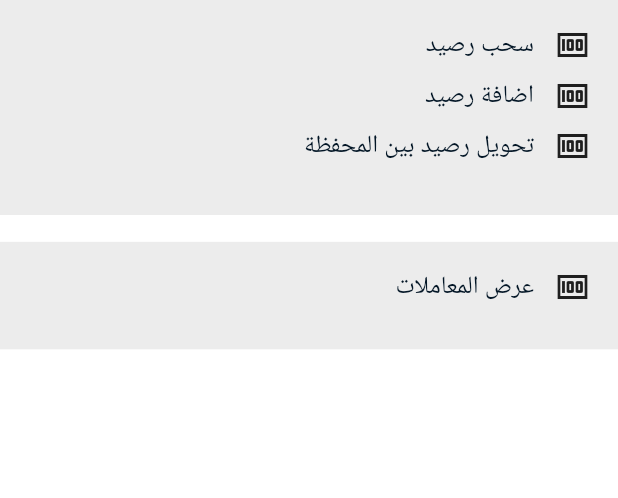
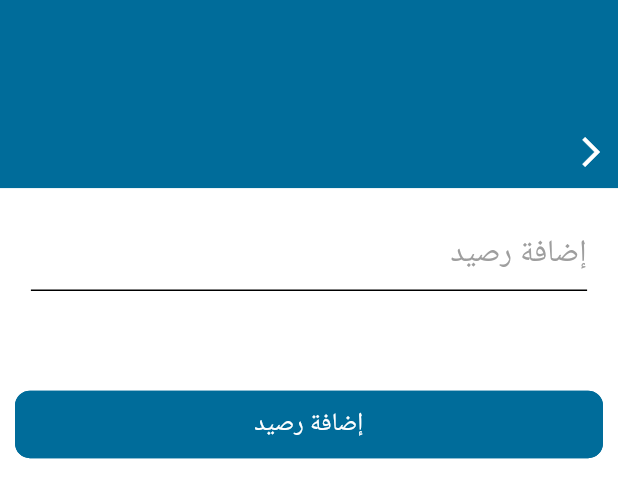
Before and after one commit to tsquare-alex/expenses, a Flutter app: the WalletDetails widget shown alone on an empty page, opened directly with empty values, after a tap on "اضافة رصيد", on a phone screen of 412 x 824 dp. Shown: the top 498 px of the screen. Run offline on Flutter 3.47's test engine with Material 3 defaults, Android fonts, the phone set to English and light mode, and no system bars; drawn by our look-alikes of flutter_easyloading; our stand-ins replace animated_bottom_navigation_bar, auto_route, bloc, cloud_firestore, dotted_border, dropdown_button2 and 17 more; missing offline and left inert: circle_progress_bar; accounts and stored records are empty; Roboto replaces fonts that are missing (Tajawal).

Commit message:
add balance widget

```diff
--- a/lib/general/utilities/routers/Router.dart
+++ b/lib/general/utilities/routers/Router.dart
@@ -36,6 +36,7 @@ part of 'RouterImports.dart';
     AdaptiveRoute(page: Wallet),
     AdaptiveRoute(page: EditWallet),
     AdaptiveRoute(page: BalanceWithdrawal),
+    AdaptiveRoute(page: AddBalance),
   ],
 )
 class $AppRouter {}
--- a/lib/general/utilities/routers/RouterImports.dart
+++ b/lib/general/utilities/routers/RouterImports.dart
@@ -17,6 +17,7 @@ import 'package:expenses/user/screens/change_currency/change_currency_imports.da
 import 'package:expenses/user/screens/commitments/commitments_imports.dart';
 import 'package:expenses/user/screens/home/home_imports.dart';
 import 'package:expenses/user/screens/wallet/wallet_imports.dart';
+import 'package:expenses/user/screens/wallet/widgets/add_balance.dart';
 import 'package:expenses/user/screens/wallet/widgets/add_wallet.dart';
 import 'package:expenses/user/screens/wallet/widgets/balance_transfer.dart';
 import 'package:expenses/user/screens/recurring_transactions/recurring_transactions_imports.dart';
--- a/lib/user/screens/wallet/wallet.dart
+++ b/lib/user/screens/wallet/wallet.dart
@@ -29,7 +29,7 @@ class Wallet extends StatelessWidget {
             AutoRouter.of(context).push(
               const AddWalletRoute(),
             );
-            context.read<WalletCubit>().fetchAllData();
+            await context.read<WalletCubit>().fetchAllData();
           },
           backgroundColor: MyColors.primary,
           child: Icon(
--- /dev/null
+++ b/lib/user/screens/wallet/widgets/add_balance.dart
@@ -0,0 +1,77 @@
+import 'package:auto_route/auto_route.dart';
+import 'package:expenses/general/constants/MyColors.dart';
+import 'package:expenses/general/widgets/DefaultButton.dart';
+import 'package:expenses/user/screens/wallet/data/model/wallet_model.dart';
+import 'package:flutter/material.dart';
+import 'package:flutter_screenutil/flutter_screenutil.dart';
+
+class AddBalance extends StatefulWidget {
+  final WalletModel model;
+  const AddBalance({super.key, required this.model});
+
+  @override
+  State<AddBalance> createState() => _AddBalanceState();
+}
+
+class _AddBalanceState extends State<AddBalance> {
+  TextEditingController controller = TextEditingController();
+  double parsedNumber = 0;
+  @override
+  Widget build(BuildContext context) {
+    return Column(
+      children: [
+        Container(
+          height: 105.h,
+          width: double.infinity,
+          color: MyColors.primary,
+          child: Align(
+            alignment: Alignment.bottomRight,
+            child: IconButton(
+              onPressed: () => AutoRouter.of(context).pop(),
+              icon: const Icon(Icons.arrow_back_ios),
+              color: MyColors.white,
+            ),
+          ),
+        ),
+        Padding(
+          padding: EdgeInsets.all(18.w),
+          child: Column(
+            mainAxisAlignment: MainAxisAlignment.center,
+            children: [
+              TextFormField(
+                onChanged: (value) {
+                  parsedNumber = double.parse(controller.text);
+                },
+                controller: controller,
+                keyboardType: TextInputType.name,
+                textAlign: TextAlign.right,
+                cursorColor: MyColors.primary,
+                decoration: InputDecoration(
+                    hoverColor: MyColors.primary,
+                    fillColor: MyColors.primary,
+                    hintText: "إضافة رصيد",
+                    hintStyle: TextStyle(fontSize: 18.sp, color: MyColors.grey),
+                    focusColor: MyColors.primary),
+              ),
+            ],
+          ),
+        ),
+        SizedBox(
+          height: 30.h,
+        ),
+        DefaultButton(
+          fontSize: 12.sp,
+          onTap: () {
+            double result = widget.model.balance + parsedNumber;
+            widget.model.balance = result;
+            widget.model.save();
+            AutoRouter.of(context).pop();
+          },
+          borderColor: MyColors.primary,
+          title: "إضافة رصيد",
+          color: MyColors.primary,
+        ),
+      ],
+    );
+  }
+}
--- a/lib/user/screens/wallet/widgets/wallet_detalis.dart
+++ b/lib/user/screens/wallet/widgets/wallet_detalis.dart
@@ -43,7 +43,9 @@ class WalletDetails extends StatelessWidget {
                 height: 8.h,
               ),
               InkWell(
-                onTap: () {},
+                onTap: () {
+                  AutoRouter.of(context).push(AddBalanceRoute(model: model));
+                },
                 child: Row(
                   children: [
                     const Icon(Icons.money),
```
Also changed, not shown: lib/general/utilities/routers/RouterImports.gr.dart.
